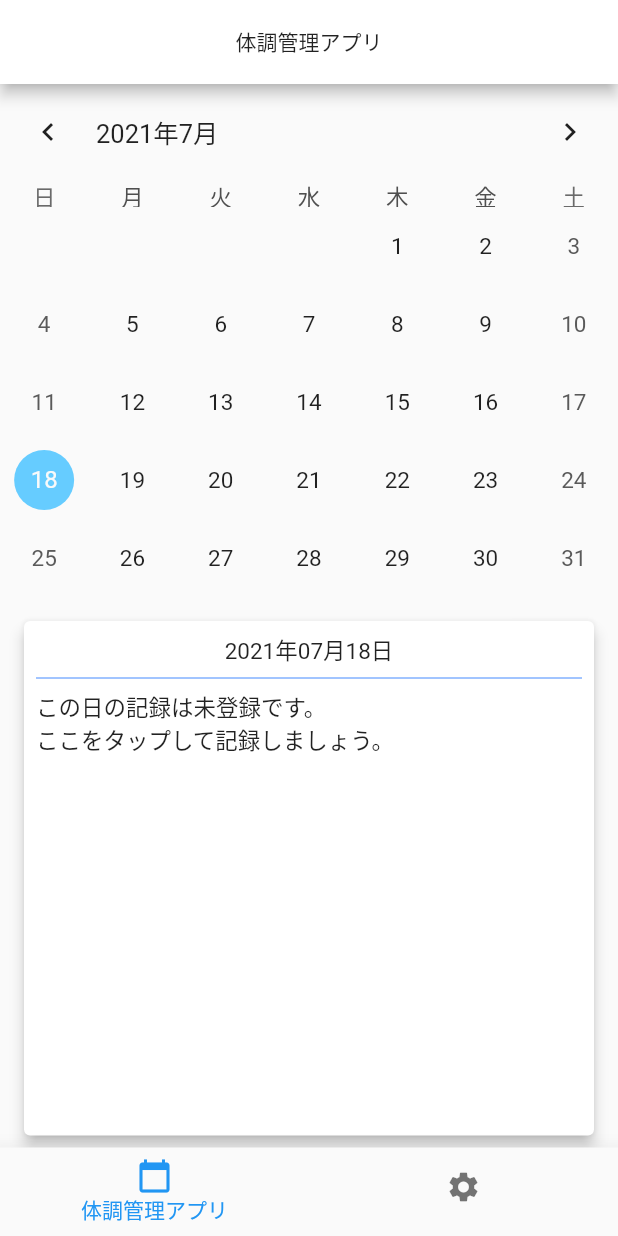
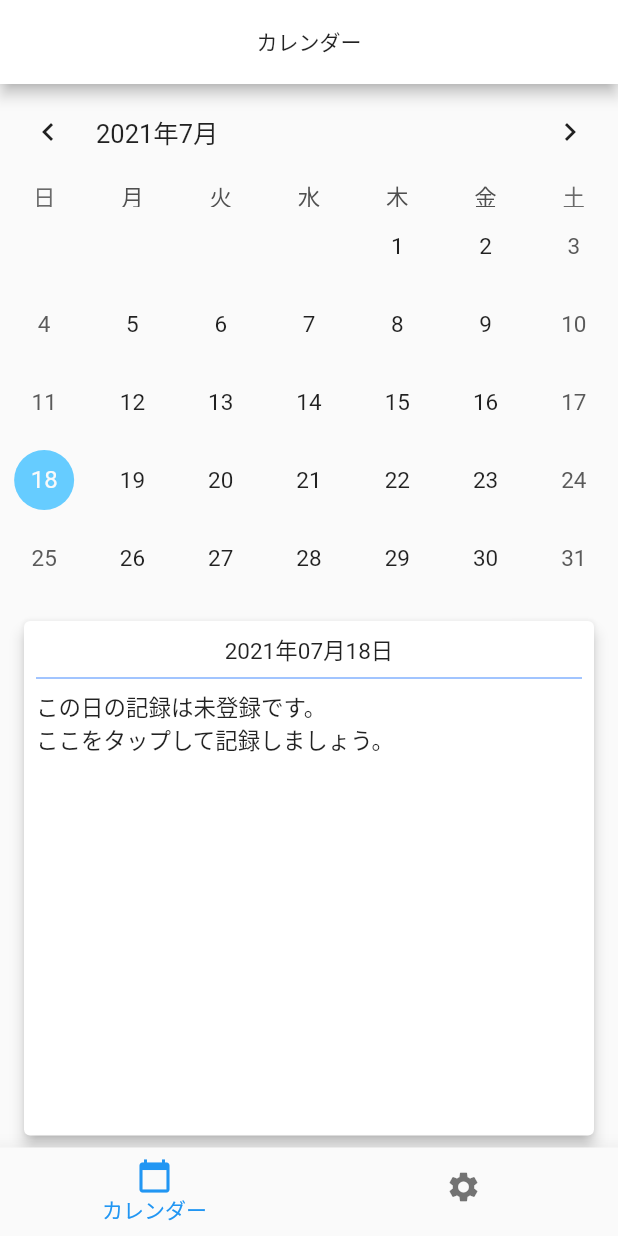
Before and after one commit to hotdrop/simple-dyphic, a Flutter app: the screen it shows after launch, on a phone screen of 412 x 824 dp. Run offline on Flutter 3.47's test engine with Material 2 defaults, Android fonts, the phone set to English and light mode, and no system bars; drawn by our look-alikes of table_calendar; our stand-ins replace cloud_firestore, firebase_auth, firebase_core, firebase_crashlytics, flutter_riverpod, freezed_annotation and 6 more; accounts and stored records are empty; generated files the repository leaves out were written again.

```diff
--- a/lib/res/strings.dart
+++ b/lib/res/strings.dart
@@ -7,7 +7,7 @@ class Strings {
   final String appTitle = '体調管理';
 
   // カレンダー
-  final String calenderPageTitle = '体調管理アプリ';
+  final String calenderPageTitle = 'カレンダー';
   final String calenderNoEvent = '予定なし';
   final String calenderUnRegisterLabel = 'この日の記録は未登録です。\nここをタップして記録しましょう。';
   final String calenderDetailConditionLabel = '体調: ';
```
Also changed, not shown: images/01_top_page.png (added), images/02_record_page.png (added), images/03_settings_page.png (added), 1 other file.
